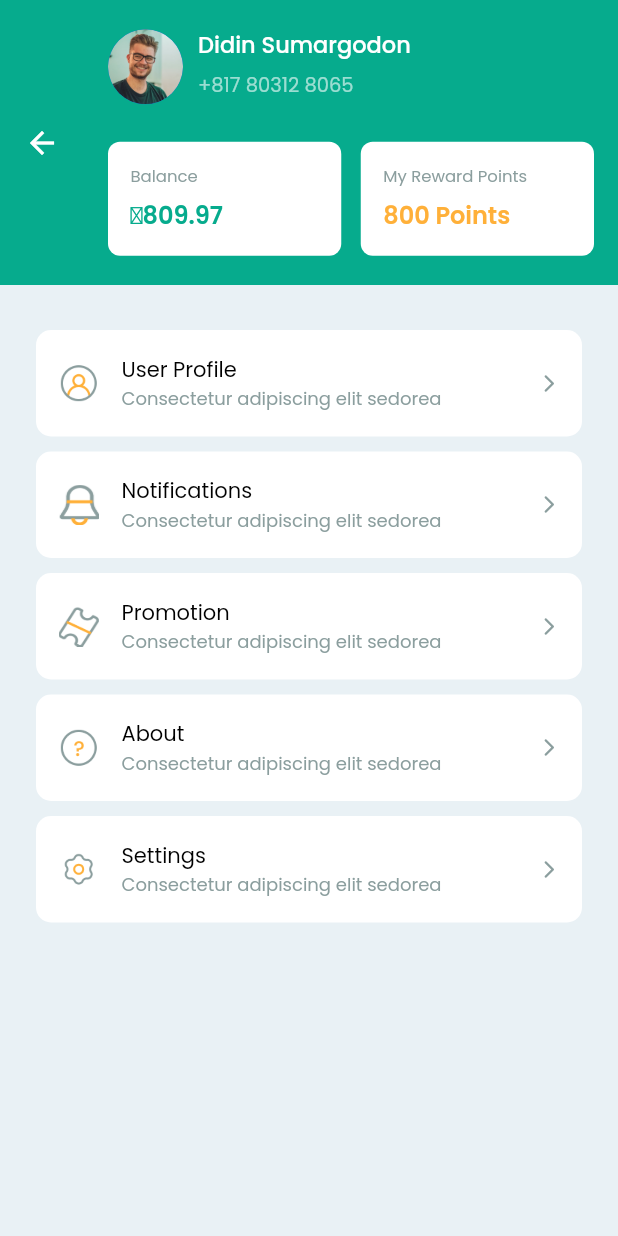
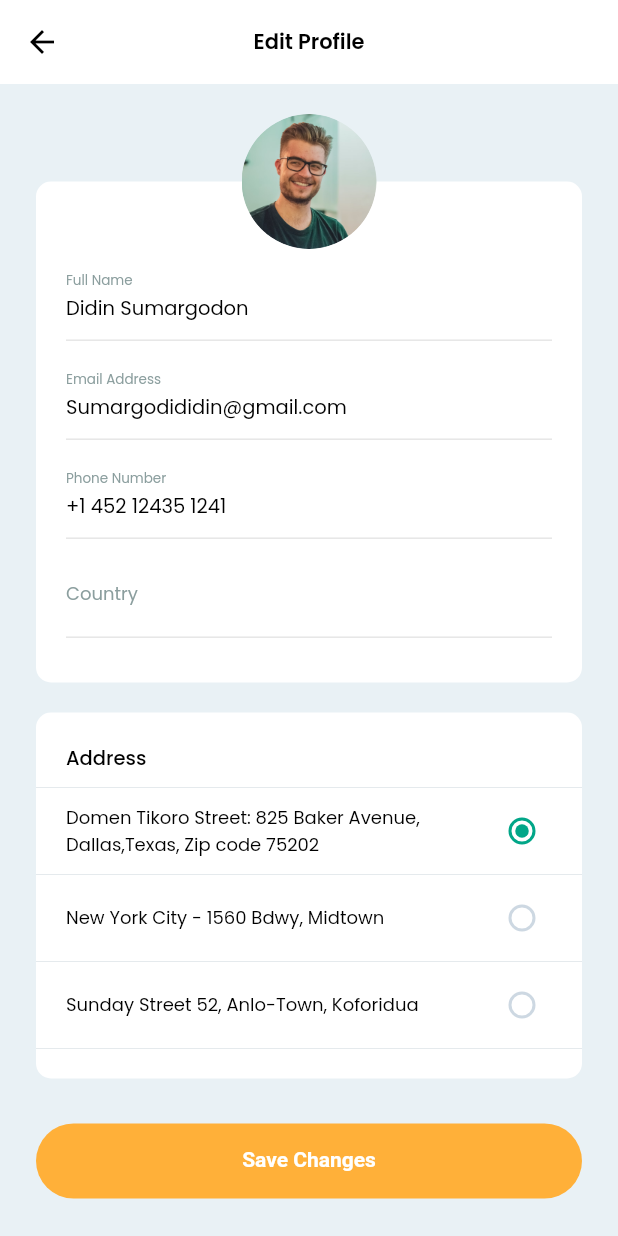
Before and after one commit to Manuelkpatsu/massar_app, a Flutter app: the ProfileScreen screen opened by its route, after a tap on "User Profile", on a phone screen of 412 x 824 dp. Run offline on Flutter 3.47's test engine with Material 2 defaults, Android fonts, the phone set to English and light mode, and no system bars; our stand-ins replace animated_splash_screen, badges, country_picker, equatable, google_fonts, page_transition and 2 more.

Commit message:
Implement edit profile screen

```diff
--- /dev/null
+++ b/lib/models/address.dart
@@ -0,0 +1,14 @@
+import 'package:equatable/equatable.dart';
+
+class Address extends Equatable {
+  final int id;
+  final String name;
+
+  const Address({
+    required this.id,
+    required this.name,
+  });
+
+  @override
+  List<Object?> get props => [id, name];
+}
--- a/lib/router.dart
+++ b/lib/router.dart
@@ -2,6 +2,7 @@ import 'package:flutter/material.dart';
 
 import 'screens/auth/login/login_screen.dart';
 import 'screens/auth/register/register_screen.dart';
+import 'screens/main_app/edit_profile/edit_profile_screen.dart';
 import 'screens/main_app/feeds/feeds_screen.dart';
 import 'screens/main_app/home/home_screen.dart';
 import 'screens/main_app/main_app.dart';
@@ -34,6 +35,8 @@ class AppRouter {
         return MaterialPageRoute(builder: (_) => const PromotionScreen());
       case NotificationsScreen.routeName:
         return MaterialPageRoute(builder: (_) => const NotificationsScreen());
+      case EditProfileScreen.routeName:
+        return MaterialPageRoute(builder: (_) => const EditProfileScreen());
       default:
         return MaterialPageRoute(
           builder: (_) => Scaffold(
--- /dev/null
+++ b/lib/screens/main_app/edit_profile/edit_profile_screen.dart
@@ -0,0 +1,212 @@
+import 'package:country_picker/country_picker.dart';
+import 'package:flutter/material.dart';
+import 'package:massar_app/models/address.dart';
+import 'package:massar_app/screens/main_app/widgets/screen_title.dart';
+import 'package:massar_app/screens/widgets/custom_button.dart';
+import 'package:massar_app/screens/widgets/text_input_field.dart';
+import 'package:massar_app/theme/custom_color.dart';
+
+import 'widgets/account_photo.dart';
+import 'widgets/address_text.dart';
+import 'widgets/address_tile.dart';
+
+class EditProfileScreen extends StatefulWidget {
+  static const routeName = '/edit-profile';
+
+  const EditProfileScreen({Key? key}) : super(key: key);
+
+  @override
+  State<EditProfileScreen> createState() => _EditProfileScreenState();
+}
+
+class _EditProfileScreenState extends State<EditProfileScreen> {
+  final List<Address> addresses = [
+    const Address(
+      id: 1,
+      name: 'Domen Tikoro Street: 825 Baker Avenue, Dallas,Texas, Zip code 75202',
+    ),
+    const Address(
+      id: 2,
+      name: 'New York City - 1560 Bdwy, Midtown',
+    ),
+    const Address(
+      id: 3,
+      name: 'Sunday Street 52, Anlo-Town, Koforidua',
+    ),
+  ];
+  int selectedAddress = 1;
+  final TextEditingController _fullNameController = TextEditingController();
+  final TextEditingController _emailController = TextEditingController();
+  final TextEditingController _phoneNumberController = TextEditingController();
+  TextEditingController _countryController = TextEditingController();
+
+  @override
+  void initState() {
+    _fullNameController.text = 'Didin Sumargodon';
+    _emailController.text = 'Sumargodididin@gmail.com';
+    _phoneNumberController.text = '+1 452 12435 1241';
+    _countryController.text = Country.parse('GH').name;
+    super.initState();
+  }
+
+  @override
+  void dispose() {
+    _fullNameController.dispose();
+    _emailController.dispose();
+    _phoneNumberController.dispose();
+    _countryController.dispose();
+    super.dispose();
+  }
+
+  @override
+  Widget build(BuildContext context) {
+    return Scaffold(
+      appBar: AppBar(
+        centerTitle: true,
+        title: const ScreenTitleText(title: 'Edit Profile'),
+      ),
+      body: SingleChildScrollView(
+        padding: const EdgeInsets.symmetric(horizontal: 24),
+        child: Column(
+          children: [
+            const SizedBox(height: 65),
+            Stack(
+              clipBehavior: Clip.none,
+              children: [
+                Ink(
+                  padding: const EdgeInsets.only(
+                    left: 20,
+                    right: 20,
+                    top: 50,
+                    bottom: 30,
+                  ),
+                  decoration: BoxDecoration(
+                    color: Colors.white,
+                    borderRadius: BorderRadius.circular(10),
+                  ),
+                  width: MediaQuery.of(context).size.width,
+                  child: Form(
+                    child: Column(
+                      crossAxisAlignment: CrossAxisAlignment.start,
+                      children: [
+                        TextInputField(
+                          controller: _fullNameController,
+                          labelText: 'Full Name',
+                          inputAction: TextInputAction.next,
+                        ),
+                        const SizedBox(height: 10),
+                        TextInputField(
+                          controller: _emailController,
+                          labelText: 'Email Address',
+                          inputAction: TextInputAction.next,
+                          inputType: TextInputType.emailAddress,
+                        ),
+                        const SizedBox(height: 10),
+                        TextInputField(
+                          controller: _phoneNumberController,
+                          labelText: 'Phone Number',
+                          inputAction: TextInputAction.next,
+                          inputType: TextInputType.phone,
+                        ),
+                        const SizedBox(height: 10),
+                        TextInputField(
+                          controller: _countryController,
+                          labelText: 'Country',
+                          inputAction: TextInputAction.done,
+                          onChanged: (value) {},
+                          readOnly: true,
+                          onTap: () {
+                            showCountryPicker(
+                              context: context,
+                              favorite: ['GH'],
+                              countryListTheme: CountryListThemeData(
+                                bottomSheetHeight:
+                                    MediaQuery.of(context).size.height * 0.8,
+                                inputDecoration: InputDecoration(
+                                  border: OutlineInputBorder(
+                                    borderRadius: BorderRadius.circular(4),
+                                    borderSide: const BorderSide(
+                                      color: Colors.transparent,
+                                    ),
+                                  ),
+                                  enabledBorder: OutlineInputBorder(
+                                    borderRadius: BorderRadius.circular(4),
+                                    borderSide: const BorderSide(
+                                      color: Colors.transparent,
+                                    ),
+                                  ),
+                                  focusedBorder: OutlineInputBorder(
+                                    borderRadius: BorderRadius.circular(4),
+                                    borderSide: const BorderSide(
+                                      color: Colors.black,
+                                      width: 0.5,
+                                    ),
+                                  ),
+                                  filled: true,
+                                  fillColor: CustomColor.labelColor.withOpacity(0.2),
+                                  hintText: 'Start typing to search',
+                                  hintStyle: const TextStyle(
+                                    fontSize: 12,
+                                    fontWeight: FontWeight.w400,
+                                    color: CustomColor.labelColor,
+                                    height: 1.50,
+                                  ),
+                                ),
+                              ),
+                              onSelect: (Country country) {
+                                setState(() {
+                                  _countryController = TextEditingController(
+                                    text: country.name,
+                                  );
+                                });
+                              },
+                            );
+                          },
+                        ),
+                      ],
+                    ),
+                  ),
+                ),
+                const AccountPhoto(),
+              ],
+            ),
+            const SizedBox(height: 20),
+            Ink(
+              padding: const EdgeInsets.symmetric(vertical: 20),
+              decoration: BoxDecoration(
+                color: Colors.white,
+                borderRadius: BorderRadius.circular(10),
+              ),
+              child: Column(
+                crossAxisAlignment: CrossAxisAlignment.start,
+                children: [
+                  const AddressText(),
+                  const Divider(color: Color(0xffe5eaed), height: 0),
+                  ...addresses.map((address) {
+                    return AddressTile(
+                      address: address,
+                      groupValue: selectedAddress,
+                      value: address.id,
+                      selected: selectedAddress == address.id,
+                      onChanged: (value) {
+                        setState(() {
+                          selectedAddress = value as int;
+                        });
+                      },
+                    );
+                  }).toList()
+                ],
+              ),
+            ),
+            const SizedBox(height: 30),
+            CustomButton(
+              onPressed: () {},
+              widget: const Text('Save Changes'),
+            ),
+            const SizedBox(height: 20),
+          ],
+        ),
+      ),
+    );
+  }
+}
--- /dev/null
+++ b/lib/screens/main_app/edit_profile/widgets/account_photo.dart
@@ -0,0 +1,19 @@
+import 'package:flutter/material.dart';
+import 'package:massar_app/screens/widgets/profile_photo.dart';
+
+class AccountPhoto extends StatelessWidget {
+  const AccountPhoto({Key? key}) : super(key: key);
+
+  @override
+  Widget build(BuildContext context) {
+    return const Positioned(
+      left: 0,
+      right: 0,
+      top: -45,
+      child: ProfilePhoto(
+        photo: 'assets/images/profile-photo.png',
+        size: 90,
+      ),
+    );
+  }
+}
--- /dev/null
+++ b/lib/screens/main_app/edit_profile/widgets/address_text.dart
@@ -0,0 +1,21 @@
+import 'package:flutter/material.dart';
+
+class AddressText extends StatelessWidget {
+  const AddressText({Key? key}) : super(key: key);
+
+  @override
+  Widget build(BuildContext context) {
+    return const Padding(
+      padding: EdgeInsets.only(left: 20, right: 20, bottom: 10),
+      child: Text(
+        'Address',
+        style: TextStyle(
+          color: Colors.black,
+          fontSize: 13,
+          fontWeight: FontWeight.w500,
+          height: 1.54,
+        ),
+      ),
+    );
+  }
+}
--- /dev/null
+++ b/lib/screens/main_app/edit_profile/widgets/address_tile.dart
@@ -0,0 +1,53 @@
+import 'package:flutter/material.dart';
+import 'package:massar_app/models/address.dart';
+import 'package:massar_app/theme/custom_color.dart';
+
+class AddressTile extends StatelessWidget {
+  final Address address;
+  final Object value;
+  final Object? groupValue;
+  final void Function(Object?)? onChanged;
+  final bool selected;
+
+  const AddressTile({
+    Key? key,
+    required this.address,
+    required this.value,
+    required this.groupValue,
+    required this.onChanged,
+    required this.selected,
+  }) : super(key: key);
+
+  @override
+  Widget build(BuildContext context) {
+    return Column(
+      children: [
+        Theme(
+          data: Theme.of(context).copyWith(
+            unselectedWidgetColor: CustomColor.radioColor,
+          ),
+          child: RadioListTile(
+            contentPadding: const EdgeInsets.symmetric(horizontal: 20, vertical: 5),
+            activeColor: CustomColor.greenColor,
+            value: value,
+            groupValue: groupValue,
+            onChanged: onChanged,
+            selected: selected,
+            controlAffinity: ListTileControlAffinity.trailing,
+            dense: true,
+            title: Text(
+              address.name,
+              style: const TextStyle(
+                fontSize: 12,
+                fontWeight: FontWeight.w400,
+                height: 1.5,
+                color: Colors.black,
+              ),
+            ),
+          ),
+        ),
+        const Divider(color: Color(0xffe5eaed), height: 0),
+      ],
+    );
+  }
+}
--- a/lib/screens/main_app/profile/profile_screen.dart
+++ b/lib/screens/main_app/profile/profile_screen.dart
@@ -1,5 +1,6 @@
 import 'package:flutter/material.dart';
 import 'package:massar_app/models/profile_item.dart';
+import 'package:massar_app/screens/main_app/edit_profile/edit_profile_screen.dart';
 import 'package:massar_app/screens/main_app/notifications/notifications_screen.dart';
 import 'package:massar_app/screens/main_app/profile/widgets/profile_nav_tile.dart';
 import 'package:massar_app/screens/main_app/promotion/promotion_screen.dart';
@@ -24,7 +25,14 @@ class ProfileScreen extends StatelessWidget {
         image: 'assets/images/profile-user.png',
         title: 'User Profile',
         subTitle: 'Consectetur adipiscing elit sedorea',
-        onTap: () {},
+        onTap: () {
+          PersistentNavBarNavigator.pushNewScreen(
+            context,
+            screen: const EditProfileScreen(),
+            withNavBar: false,
+            pageTransitionAnimation: PageTransitionAnimation.cupertino,
+          );
+        },
       ),
       ProfileItem(
         image: 'assets/images/profile-bell.png',
@@ -85,7 +93,7 @@ class ProfileScreen extends StatelessWidget {
                   children: [
                     const ProfilePhoto(
                       photo: 'assets/images/profile-photo.png',
-                      radius: 25,
+                      size: 50,
                     ),
                     const SizedBox(width: 10),
                     Expanded(
--- a/lib/screens/widgets/profile_photo.dart
+++ b/lib/screens/widgets/profile_photo.dart
@@ -2,19 +2,26 @@ import 'package:flutter/material.dart';
 
 class ProfilePhoto extends StatelessWidget {
   final String photo;
-  final double radius;
+  final double size;
 
   const ProfilePhoto({
     Key? key,
     required this.photo,
-    required this.radius,
+    required this.size,
   }) : super(key: key);
 
   @override
   Widget build(BuildContext context) {
-    return CircleAvatar(
-      radius: radius,
-      backgroundImage: AssetImage(photo),
+    return Container(
+      width: size,
+      height: size,
+      decoration: BoxDecoration(
+        shape: BoxShape.circle,
+        image: DecorationImage(
+            image: AssetImage(photo),
+            fit: BoxFit.contain,
+        ),
+      ),
     );
   }
 }
--- a/lib/theme/custom_color.dart
+++ b/lib/theme/custom_color.dart
@@ -40,4 +40,5 @@ class CustomColor {
   static const Color iconColor = Color(0xff202020);
   static const Color productColor = Color(0xfffffdfd);
   static const Color periodColor = Color(0xff909da1);
+  static const Color radioColor = Color(0xffcdd8e2);
 }
--- a/pubspec.yaml
+++ b/pubspec.yaml
@@ -17,6 +17,7 @@ dependencies:
   badges: ^3.0.2
   intl: ^0.17.0
   timeago: ^3.3.0
+  country_picker: ^2.0.19
   cupertino_icons: ^1.0.2
 
 dev_dependencies:
```
Also changed, not shown: assets/images/profile-photo-bg.png (added), pubspec.lock.
